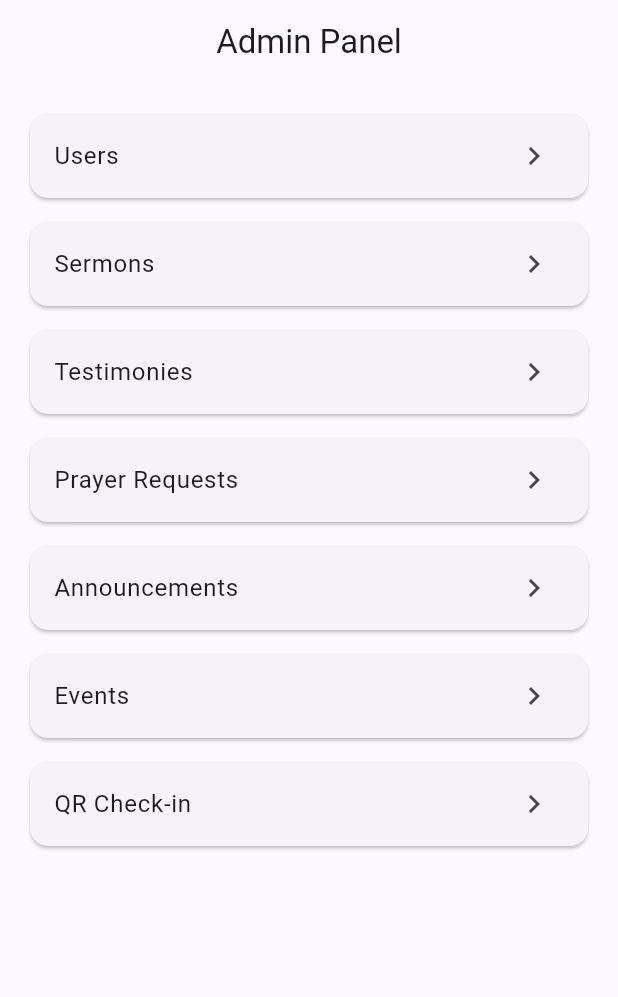
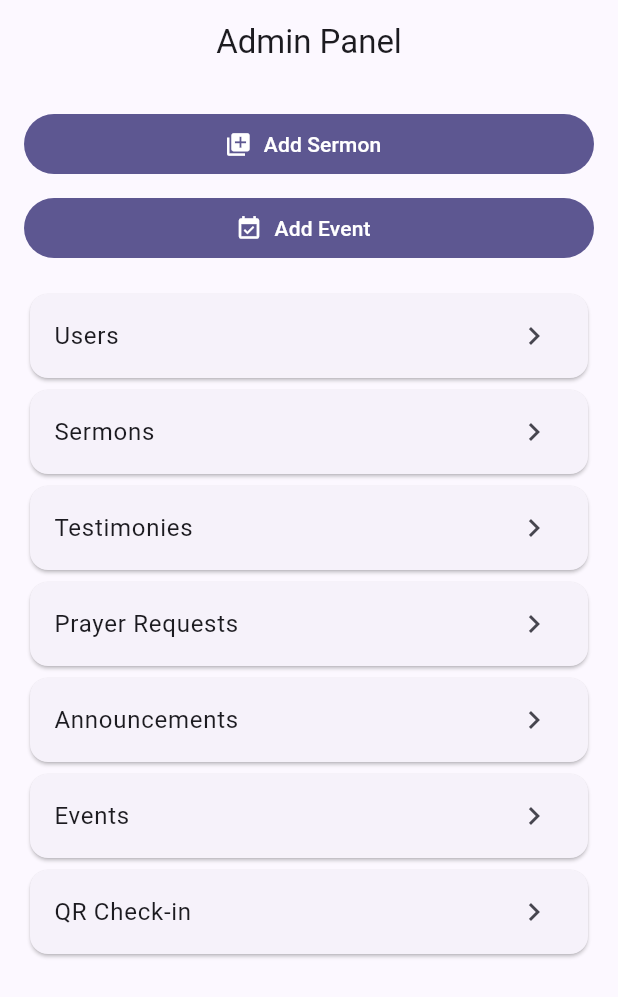
Before and after one commit to zibaapps/ChurchOnApp, a Flutter app: the AdminPanelScreen screen opened by its route, on a phone screen of 412 x 824 dp. Shown: the top 997 px of the screen. Run offline on Flutter 3.47's test engine with Material 3 defaults, Android fonts, the phone set to English and light mode, and no system bars; our stand-ins replace cloud_firestore, equatable, firebase_auth, firebase_core, firebase_crashlytics, flutter_riverpod and 2 more; missing offline and left inert: mobile_scanner, model_viewer_plus; accounts and stored records are empty.

Commit message:
Add sermon and event features with Riverpod and Firestore integration
Co-authored-by: zibaapps <zibaapps@gmail.com>

```diff
--- a/church_on_app/lib/app/router.dart
+++ b/church_on_app/lib/app/router.dart
@@ -1,5 +1,6 @@
 import 'package:flutter/material.dart';
 import 'package:go_router/go_router.dart';
+import 'package:flutter_riverpod/flutter_riverpod.dart';
 
 import '../common/widgets/home_shell.dart';
 import '../features/splash/splash_screen.dart';
@@ -11,10 +12,23 @@ import '../features/ar/ar_view_screen.dart';
 import '../features/admin/admin_panel_screen.dart';
 import '../features/admin/billing_panel_screen.dart';
 import '../features/admin/super_admin_screen.dart';
+import '../features/admin/add_sermon_screen.dart';
+import '../features/admin/add_event_screen.dart';
+import '../common/providers/auth_providers.dart';
+import '../features/sermons/sermon_detail_screen.dart';
 
 final router = GoRouter(
   initialLocation: '/splash',
   routes: [
+    GoRoute(
+      path: '/sermons/:id',
+      builder: (context, state) {
+        // churchId is derived from the current user context inside the screen if needed
+        // For now, we pass an empty churchId and let the screen fetch via user context or adjust later.
+        final id = state.pathParameters['id']!;
+        return _SermonDetailRouteProxy(sermonId: id);
+      },
+    ),
     GoRoute(
       path: '/splash',
       builder: (context, state) => const SplashScreen(),
@@ -38,6 +52,8 @@ final router = GoRouter(
     GoRoute(path: '/admin', builder: (c, s) => const AdminPanelScreen()),
     GoRoute(path: '/admin/billing', builder: (c, s) => const BillingPanelScreen()),
     GoRoute(path: '/superadmin', builder: (c, s) => const SuperAdminScreen()),
+    GoRoute(path: '/admin/add-sermon', builder: (c, s) => const AddSermonScreen()),
+    GoRoute(path: '/admin/add-event', builder: (c, s) => const AddEventScreen()),
     GoRoute(path: '/connect/chat', builder: (c, s) => const _PlaceholderPage(title: 'Chat Rooms')),
     GoRoute(path: '/connect/testimonies', builder: (c, s) => const _PlaceholderPage(title: 'Testimonies')),
     GoRoute(path: '/connect/prayers', builder: (c, s) => const _PlaceholderPage(title: 'Prayer Requests')),
@@ -64,3 +80,17 @@ class _PlaceholderPage extends StatelessWidget {
     );
   }
 }
+
+class _SermonDetailRouteProxy extends ConsumerWidget {
+  const _SermonDetailRouteProxy({required this.sermonId});
+  final String sermonId;
+
+  @override
+  Widget build(BuildContext context, WidgetRef ref) {
+    final user = ref.watch(currentUserStreamProvider).valueOrNull;
+    if (user?.churchId == null) {
+      return const _PlaceholderPage(title: 'Select a church to view sermons');
+    }
+    return SermonDetailScreen(churchId: user!.churchId!, sermonId: sermonId);
+  }
+}
--- /dev/null
+++ b/church_on_app/lib/common/models/sermon.dart
@@ -0,0 +1,97 @@
+import 'package:equatable/equatable.dart';
+
+class Sermon extends Equatable {
+  const Sermon({
+    required this.id,
+    required this.churchId,
+    required this.title,
+    this.description,
+    required this.mediaType,
+    required this.mediaUrl,
+    this.thumbnailUrl,
+    this.categories = const <String>[],
+    required this.publishedAt,
+    this.durationSec,
+    this.isFeatured = false,
+    this.downloadAllowed = false,
+  });
+
+  final String id;
+  final String churchId;
+  final String title;
+  final String? description;
+  final String mediaType; // 'audio' | 'video'
+  final String mediaUrl;
+  final String? thumbnailUrl;
+  final List<String> categories;
+  final DateTime publishedAt;
+  final int? durationSec;
+  final bool isFeatured;
+  final bool downloadAllowed;
+
+  Sermon copyWith({
+    String? id,
+    String? churchId,
+    String? title,
+    String? description,
+    String? mediaType,
+    String? mediaUrl,
+    String? thumbnailUrl,
+    List<String>? categories,
+    DateTime? publishedAt,
+    int? durationSec,
+    bool? isFeatured,
+    bool? downloadAllowed,
+  }) {
+    return Sermon(
+      id: id ?? this.id,
+      churchId: churchId ?? this.churchId,
+      title: title ?? this.title,
+      description: description ?? this.description,
+      mediaType: mediaType ?? this.mediaType,
+      mediaUrl: mediaUrl ?? this.mediaUrl,
+      thumbnailUrl: thumbnailUrl ?? this.thumbnailUrl,
+      categories: categories ?? this.categories,
+      publishedAt: publishedAt ?? this.publishedAt,
+      durationSec: durationSec ?? this.durationSec,
+      isFeatured: isFeatured ?? this.isFeatured,
+      downloadAllowed: downloadAllowed ?? this.downloadAllowed,
+    );
+  }
+
+  Map<String, dynamic> toMap() {
+    return {
+      'churchId': churchId,
+      'title': title,
+      'description': description,
+      'mediaType': mediaType,
+      'mediaUrl': mediaUrl,
+      'thumbnailUrl': thumbnailUrl,
+      'categories': categories,
+      'publishedAt': publishedAt.toUtc().toIso8601String(),
+      'durationSec': durationSec,
+      'isFeatured': isFeatured,
+      'downloadAllowed': downloadAllowed,
+    };
+  }
+
+  factory Sermon.fromDoc(String id, Map<String, dynamic> map) {
+    return Sermon(
+      id: id,
+      churchId: map['churchId'] as String,
+      title: map['title'] as String,
+      description: map['description'] as String?,
+      mediaType: map['mediaType'] as String,
+      mediaUrl: map['mediaUrl'] as String,
+      thumbnailUrl: map['thumbnailUrl'] as String?,
+      categories: (map['categories'] as List?)?.cast<String>() ?? const <String>[],
+      publishedAt: DateTime.tryParse(map['publishedAt'] as String? ?? '')?.toLocal() ?? DateTime.now(),
+      durationSec: map['durationSec'] as int?,
+      isFeatured: (map['isFeatured'] as bool?) ?? false,
+      downloadAllowed: (map['downloadAllowed'] as bool?) ?? false,
+    );
+  }
+
+  @override
+  List<Object?> get props => [id, churchId, title, mediaType, mediaUrl, publishedAt, isFeatured];
+}
--- a/church_on_app/lib/features/admin/admin_panel_screen.dart
+++ b/church_on_app/lib/features/admin/admin_panel_screen.dart
@@ -1,4 +1,5 @@
 import 'package:flutter/material.dart';
+import 'package:go_router/go_router.dart';
 
 class AdminPanelScreen extends StatelessWidget {
   const AdminPanelScreen({super.key});
@@ -11,16 +12,23 @@ class AdminPanelScreen extends StatelessWidget {
     ];
     return Scaffold(
       appBar: AppBar(title: const Text('Admin Panel')),
-      body: ListView.separated(
+      body: ListView(
         padding: const EdgeInsets.all(16),
-        itemCount: items.length,
-        separatorBuilder: (_, __) => const SizedBox(height: 8),
-        itemBuilder: (context, index) => Card(
-          child: ListTile(
-            title: Text(items[index]),
-            trailing: const Icon(Icons.chevron_right),
+        children: [
+          FilledButton.icon(
+            onPressed: () => context.push('/admin/add-sermon'),
+            icon: const Icon(Icons.library_add),
+            label: const Text('Add Sermon'),
           ),
-        ),
+          const SizedBox(height: 8),
+          FilledButton.icon(
+            onPressed: () => context.push('/admin/add-event'),
+            icon: const Icon(Icons.event_available),
+            label: const Text('Add Event'),
+          ),
+          const SizedBox(height: 16),
+          ...items.map((t) => Card(child: ListTile(title: Text(t), trailing: const Icon(Icons.chevron_right)))).toList(),
+        ],
       ),
     );
   }
--- a/church_on_app/pubspec.yaml
+++ b/church_on_app/pubspec.yaml
@@ -62,7 +62,8 @@ dependencies:
   just_audio: ^0.9.42
   audio_service: ^0.18.15
   video_player: ^2.9.2
-  chewie: ^1.8.5
+  # chewie removed due to conflicts
+  wakelock_plus: ^1.3.0
 
   # QR & Scanner
   mobile_scanner: ^6.0.2
```
Also changed, not shown: church_on_app/lib/common/models/event.dart (added, +61 -0 lines), church_on_app/lib/common/providers/events_providers.dart (added, +16 -0 lines), church_on_app/lib/common/providers/sermons_providers.dart (added, +16 -0 lines), church_on_app/lib/common/services/events_service.dart (added, +41 -0 lines), church_on_app/lib/common/services/sermons_service.dart (added, +28 -0 lines), church_on_app/lib/features/admin/add_event_screen.dart (added, +104 -0 lines), church_on_app/lib/features/admin/add_sermon_screen.dart (added, +76 -0 lines), church_on_app/lib/features/events/events_tab.dart (+39 -3 lines), church_on_app/lib/features/sermons/sermon_detail_screen.dart (added, +89 -0 lines), church_on_app/lib/features/sermons/sermons_tab.dart (+31 -3 lines), church_on_app/pubspec.lock.
